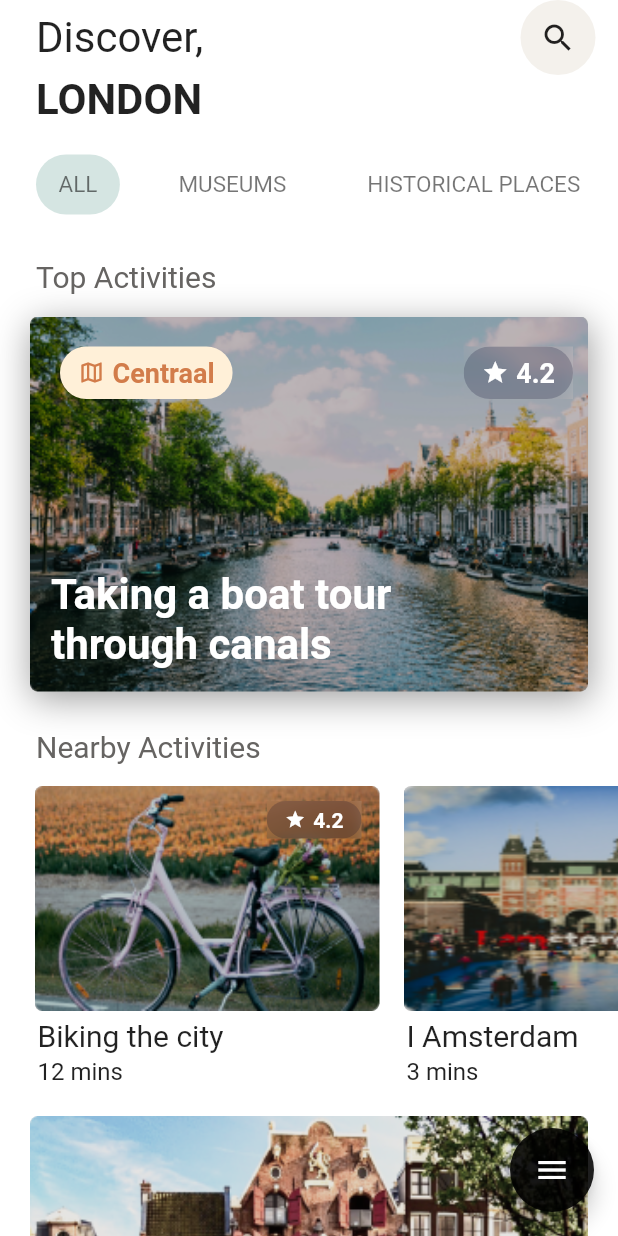
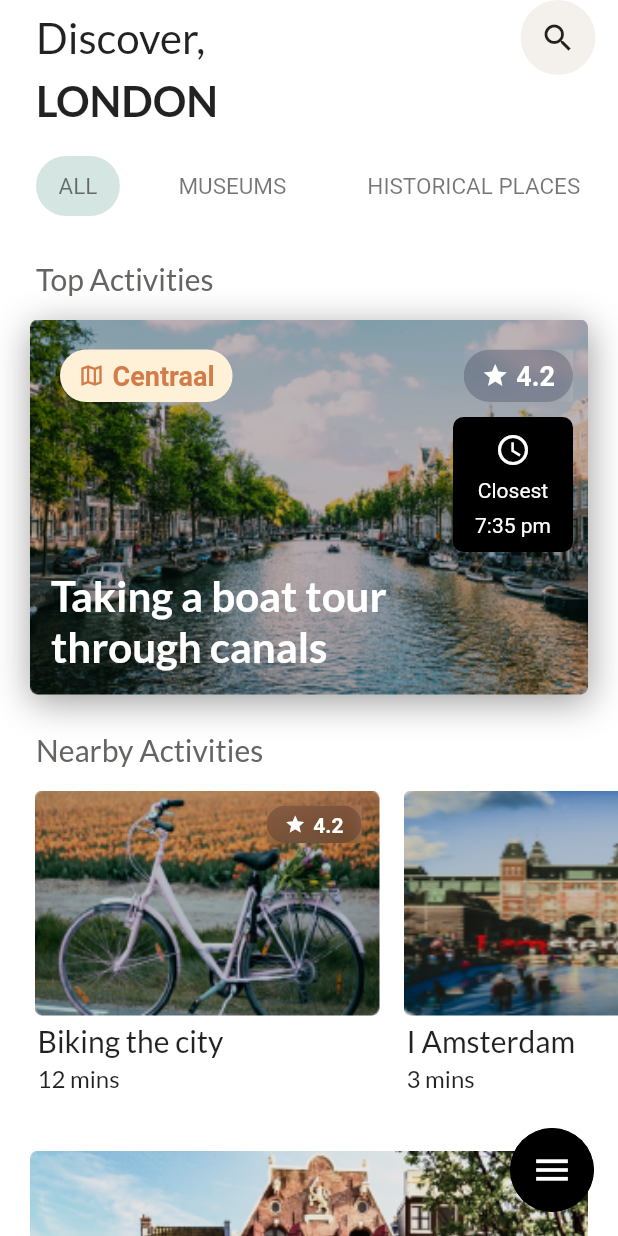
Before and after one commit to allenfencer/Travel-App-UI, a Flutter app: the ExploreCity screen opened directly, after a tap on "EXPLORE THE CITY", on a phone screen of 412 x 824 dp. Run offline on Flutter 3.47's test engine with Material 2 defaults, Android fonts, the light colour scheme and no system bars; our stand-ins replace google_fonts.

Commit message:
Worked on open containers and added custom fonts

```diff
--- a/lib/globalWidgets/activity_image.dart
+++ b/lib/globalWidgets/activity_image.dart
@@ -3,6 +3,7 @@ import 'dart:ui';
 import 'package:flutter/material.dart';
 import 'package:vcg_task1/globalWidgets/custom_text.dart';
 import 'package:vcg_task1/globalWidgets/tags.dart';
+import 'package:vcg_task1/screens/homepage.dart';
 
 class ActivityImage extends StatelessWidget {
   const ActivityImage({Key? key}) : super(key: key);
@@ -64,8 +65,42 @@ class ActivityImage extends StatelessWidget {
                   textColor: const Color(0xffffffff),
                 ),
               ),
-            ))
+            )),
+        Positioned(
+          right: 30,
+          top: 65,
+          child: clockWidget(),
+        ),
       ],
     );
   }
 }
+
+clockWidget() {
+  return Container(
+    padding: const EdgeInsets.all(10),
+    height: 90,
+    width: 80,
+    decoration: BoxDecoration(
+        color: Colors.black, borderRadius: BorderRadius.circular(7)),
+    child: Column(
+      mainAxisAlignment: MainAxisAlignment.spaceBetween,
+      crossAxisAlignment: CrossAxisAlignment.center,
+      // ignore: prefer_const_literals_to_create_immutables
+      children: [
+        const Icon(
+          Icons.watch_later_outlined,
+          color: Colors.white,
+        ),
+        const Text(
+          'Closest',
+          style: TextStyle(color: Colors.white, fontWeight: FontWeight.normal),
+        ),
+        const Text(
+          '7:35 pm',
+          style: TextStyle(color: Colors.white, fontWeight: FontWeight.normal),
+        )
+      ],
+    ),
+  );
+}
--- a/lib/globalWidgets/attraction_list.dart
+++ b/lib/globalWidgets/attraction_list.dart
@@ -43,6 +43,7 @@ class _AttractionListState extends State<AttractionList> {
                 decoration: BoxDecoration(
                     // ignore: prefer_const_constructors
                     color:
+                        // ignore: prefer_const_constructors
                         currIndex == index ? Color(0xffD5E5E2) : Colors.white,
                     borderRadius: BorderRadius.circular(25)),
                 child: Text(
--- a/lib/globalWidgets/custom_image_list.dart
+++ b/lib/globalWidgets/custom_image_list.dart
@@ -35,9 +35,19 @@ class CustomImageList extends StatelessWidget {
       '3 mins',
       '25 mins',
     ];
+
+    List<String> ratings = [
+      '4.2',
+      '3.9',
+      '4.8',
+      '4.2',
+      '3.9',
+      '4.8',
+    ];
+
     return Container(
       padding: const EdgeInsets.only(left: 15),
-      height: 200,
+      height: 220,
       child: ListView.builder(
           itemCount: activities.length,
           shrinkWrap: true,
@@ -71,7 +81,7 @@ class CustomImageList extends StatelessWidget {
                           // ignore: prefer_const_constructors
                           child: Tags(
                             height: 25,
-                            tag: '4.2',
+                            tag: ratings[index],
                             textSize: 14,
                             icons: Icons.star,
                             color: const Color(0xff000026).withOpacity(0.2),
--- a/lib/globalWidgets/custom_text.dart
+++ b/lib/globalWidgets/custom_text.dart
@@ -1,4 +1,5 @@
 import 'package:flutter/material.dart';
+import 'package:google_fonts/google_fonts.dart';
 
 class CustomText extends StatelessWidget {
   final Color? textColor;
@@ -30,7 +31,7 @@ class CustomText extends StatelessWidget {
       ),
       child: Text(
         text,
-        style: TextStyle(
+        style: GoogleFonts.lato(
             fontSize: textSize ?? 28,
             fontWeight: fweight ?? FontWeight.normal,
             color: textColor ?? Colors.black87),
--- a/lib/globalWidgets/fab_expanded.dart
+++ b/lib/globalWidgets/fab_expanded.dart
@@ -15,7 +15,7 @@ class FABExpanded extends StatelessWidget {
       width: MediaQuery.of(context).size.width,
       decoration: BoxDecoration(
         color: Colors.black,
-        borderRadius: BorderRadius.circular(30),
+        borderRadius: BorderRadius.circular(25),
       ),
       child: Column(
         mainAxisAlignment: MainAxisAlignment.start,
@@ -57,7 +57,9 @@ class FABExpanded extends StatelessWidget {
                 width: 120,
               ),
               InkWell(
-                onTap: () {},
+                onTap: () {
+                  Navigator.pop(context);
+                },
                 child: Icon(
                   Icons.close,
                   color: Colors.white70,
--- a/lib/screens/explore_city_screen.dart
+++ b/lib/screens/explore_city_screen.dart
@@ -3,6 +3,7 @@
 import 'dart:ui';
 
 import 'package:flutter/material.dart';
+import 'package:google_fonts/google_fonts.dart';
 import 'package:vcg_task1/globalWidgets/custom_button.dart';
 import 'package:vcg_task1/globalWidgets/search_icon.dart';
 import 'package:vcg_task1/screens/homepage.dart';
@@ -57,7 +58,7 @@ class _ExploreCityState extends State<ExploreCity> {
             left: 29,
             child: Text(
               'LET\'S GO!',
-              style: TextStyle(
+              style: GoogleFonts.lato(
                   color: Color(
                     0xffEA8246,
                   ),
@@ -105,7 +106,7 @@ class _ExploreCityState extends State<ExploreCity> {
             ),
           ),
           Positioned(
-              top: 94,
+              top: 85,
               left: 27,
               child: Column(
                 crossAxisAlignment: CrossAxisAlignment.start,
@@ -113,10 +114,11 @@ class _ExploreCityState extends State<ExploreCity> {
                 // ignore: prefer_const_literals_to_create_immutables
                 children: [
                   Text('Choose',
-                      style: TextStyle(color: Colors.black54, fontSize: 40)),
+                      style: GoogleFonts.playfairDisplay(
+                          color: Colors.black54, fontSize: 40)),
                   Text(
                     'your City',
-                    style: TextStyle(
+                    style: GoogleFonts.playfairDisplay(
                       color: Colors.black54,
                       fontSize: 40,
                     ),
@@ -191,7 +193,7 @@ class _ExploreCityState extends State<ExploreCity> {
             child: Align(
               child: Text(
                 cityNames[_currentPage],
-                style: TextStyle(fontSize: 24),
+                style: GoogleFonts.lato(fontSize: 24),
               ),
             ),
           ),
--- a/lib/screens/homepage.dart
+++ b/lib/screens/homepage.dart
@@ -1,24 +1,44 @@
 // ignore_for_file: prefer_const_constructors
-
+import 'package:animations/animations.dart';
 import 'package:flutter/material.dart';
 import 'package:vcg_task1/globalWidgets/activity_image.dart';
 import 'package:vcg_task1/globalWidgets/attraction_list.dart';
 import 'package:vcg_task1/globalWidgets/custom_image_list.dart';
 import 'package:vcg_task1/globalWidgets/custom_text.dart';
+import 'package:vcg_task1/globalWidgets/fab_expanded.dart';
 import 'package:vcg_task1/globalWidgets/search_icon.dart';
 
 class HomePage extends StatelessWidget {
   final String cityName;
-  const HomePage({Key? key,required this.cityName}) : super(key: key);
+  const HomePage({Key? key, required this.cityName}) : super(key: key);
 
   @override
   Widget build(BuildContext context) {
     return Scaffold(
       backgroundColor: Colors.white,
-      floatingActionButton: FloatingActionButton(
-        onPressed: () {},
-        backgroundColor: Colors.black87,
-        child: Icon(Icons.menu),
+      floatingActionButton: OpenContainer(
+        transitionDuration: Duration(milliseconds: 500),
+        openElevation: 0,
+        closedColor: Colors.black,
+        openColor: Colors.black,
+        closedElevation: 0,
+        clipBehavior: Clip.antiAlias,
+        closedShape:
+            RoundedRectangleBorder(borderRadius: BorderRadius.circular(30)),
+        closedBuilder: (context, action) {
+          return FloatingActionButton(
+            onPressed: action,
+            backgroundColor: Colors.black,
+            elevation: 0,
+            child: Icon(
+              Icons.menu,
+              size: 28,
+            ),
+          );
+        },
+        openBuilder: (context, action) {
+          return FABExpanded();
+        },
       ),
       body: SafeArea(
         child: SingleChildScrollView(
--- a/lib/screens/landing_page.dart
+++ b/lib/screens/landing_page.dart
@@ -1,5 +1,5 @@
 // ignore_for_file: prefer_const_constructors
-
+import 'package:google_fonts/google_fonts.dart';
 import 'package:flutter/material.dart';
 import 'package:vcg_task1/globalWidgets/custom_button.dart';
 import 'package:vcg_task1/globalWidgets/fab_expanded.dart';
@@ -28,7 +28,7 @@ class LandingPage extends StatelessWidget {
                 left: 29,
                 child: Text(
                   'LET\'S GO!',
-                  style: TextStyle(
+                  style: GoogleFonts.lato(
                       color: Color(
                         0xffEA8246,
                       ),
@@ -77,11 +77,11 @@ class LandingPage extends StatelessWidget {
                   // ignore: prefer_const_literals_to_create_immutables
                   children: [
                     Text('Hello,',
-                        style:
-                            TextStyle(color: Color(0xff72978F), fontSize: 45)),
+                        style: GoogleFonts.playfairDisplay(
+                            color: Color(0xff72978F), fontSize: 45)),
                     Text(
                       'Leonard!',
-                      style: TextStyle(
+                      style: GoogleFonts.playfairDisplay(
                         color: Colors.black,
                         fontSize: 45,
                       ),
--- a/pubspec.yaml
+++ b/pubspec.yaml
@@ -34,6 +34,8 @@ dependencies:
   # The following adds the Cupertino Icons font to your application.
   # Use with the CupertinoIcons class for iOS style icons.
   cupertino_icons: ^1.0.2
+  google_fonts: ^2.1.0
+  animations: ^2.0.2
 
 dev_dependencies:
   flutter_test:
```
Also changed, not shown: pubspec.lock.
